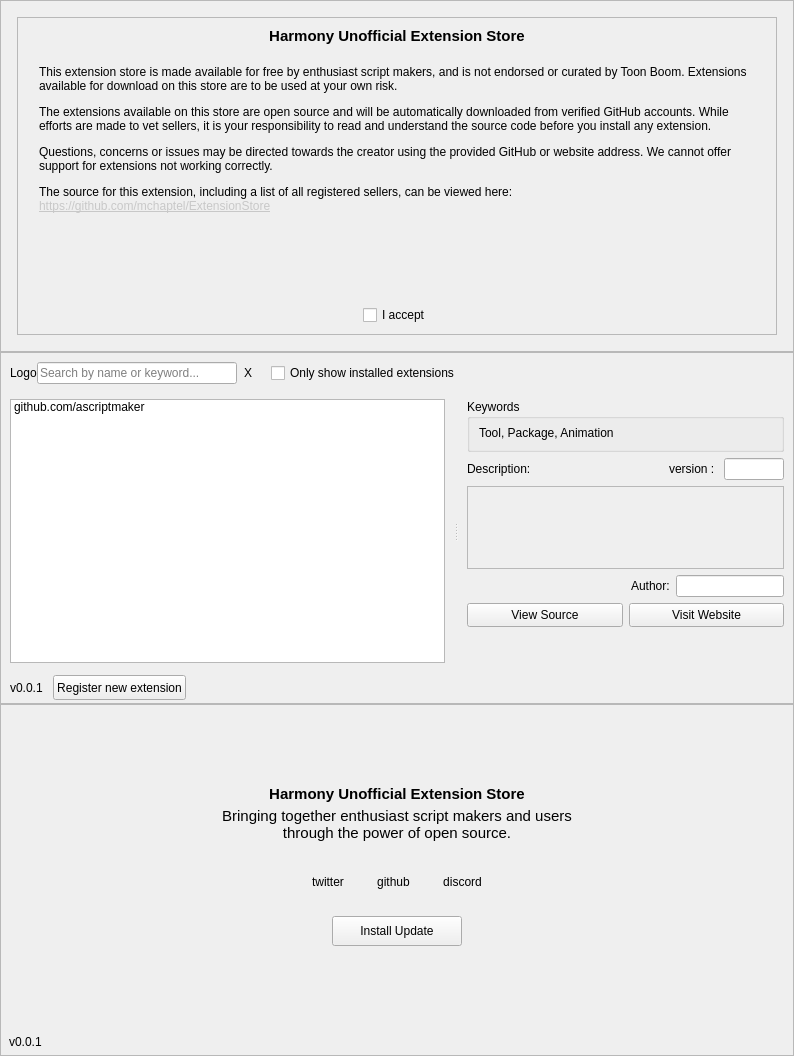
First picture: the form in ExtensionStore/resources/store.ui, repository mchaptel/ExtensionStore, before the edit.
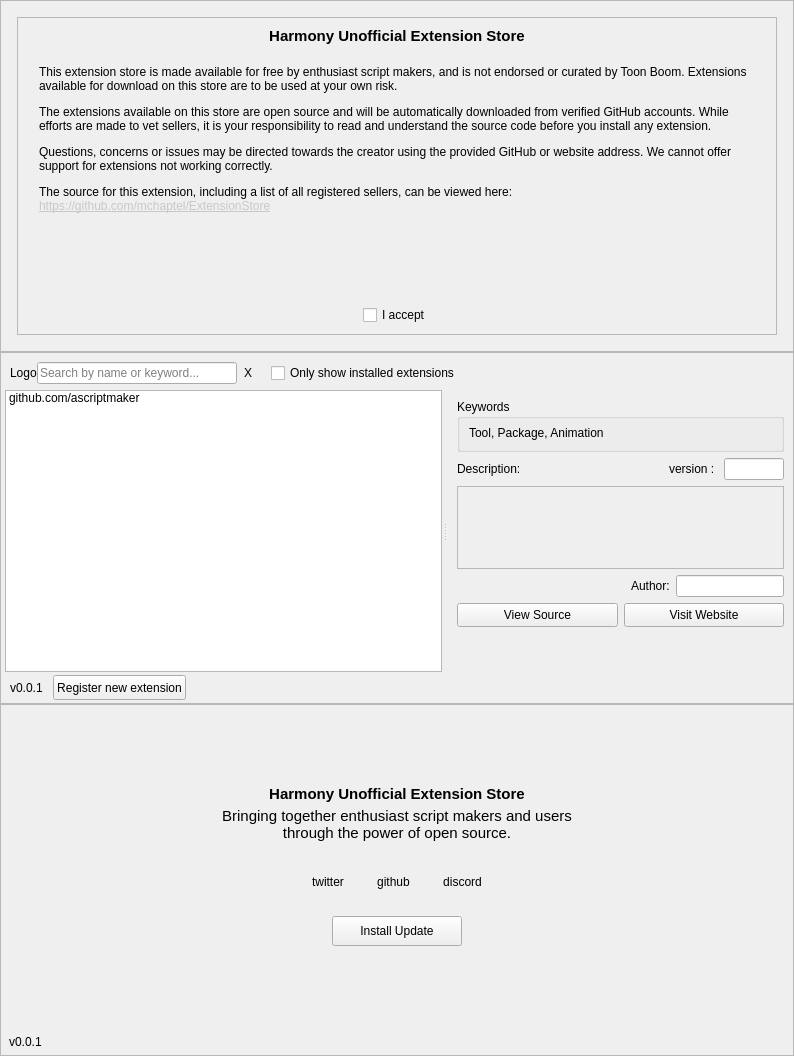
Second picture: the form after the edit.

Commit message: small margin tweaks around extension list

```diff
--- a/ExtensionStore/resources/store.ui
+++ b/ExtensionStore/resources/store.ui
@@ -365,13 +365,28 @@
          <enum>Qt::Horizontal</enum>
         </property>
         <property name="handleWidth">
-         <number>4</number>
+         <number>6</number>
         </property>
         <widget class="QFrame" name="extensionFrame">
          <property name="lineWidth">
           <number>1</number>
          </property>
          <layout class="QVBoxLayout" name="verticalLayout_5">
+          <property name="spacing">
+           <number>0</number>
+          </property>
+          <property name="leftMargin">
+           <number>4</number>
+          </property>
+          <property name="topMargin">
+           <number>0</number>
+          </property>
+          <property name="rightMargin">
+           <number>0</number>
+          </property>
+          <property name="bottomMargin">
+           <number>0</number>
+          </property>
           <item>
            <widget class="QTreeWidget" name="extensionsList">
             <property name="styleSheet">
```
The commit also changes 3 other files.
